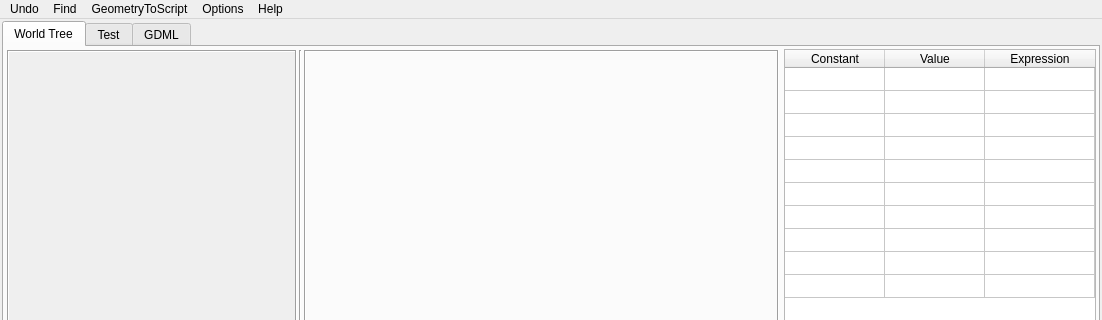
First picture: the form in ants3bundle/src/ants3/gui/geom/ageotreewin.ui, repository andrmor/ANTS3bundle, before the edit; both pictures show x 0 to 1102 and y 0 to 320 of the 1102 by 763 pixel window.
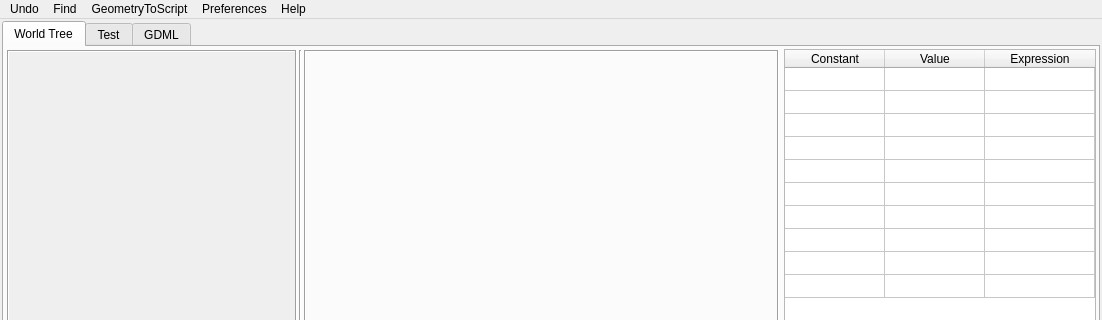
Second picture: the form after the edit.

Patch:
```diff
--- a/ants3bundle/src/ants3/gui/geom/ageotreewin.ui
+++ b/ants3bundle/src/ants3/gui/geom/ageotreewin.ui
@@ -764,7 +764,7 @@
      <x>0</x>
      <y>0</y>
      <width>1102</width>
-     <height>21</height>
+     <height>22</height>
     </rect>
    </property>
    <widget class="QMenu" name="menuUndo_redo">
@@ -801,7 +801,7 @@
    </widget>
    <widget class="QMenu" name="menuPhotonTunnels">
     <property name="title">
-     <string>Options</string>
+     <string>Preferences</string>
     </property>
     <addaction name="actionNew_objects_added_at_the_end"/>
    </widget>
```
Left out of the diff: 6 changed lines with no effect on the pictures.
